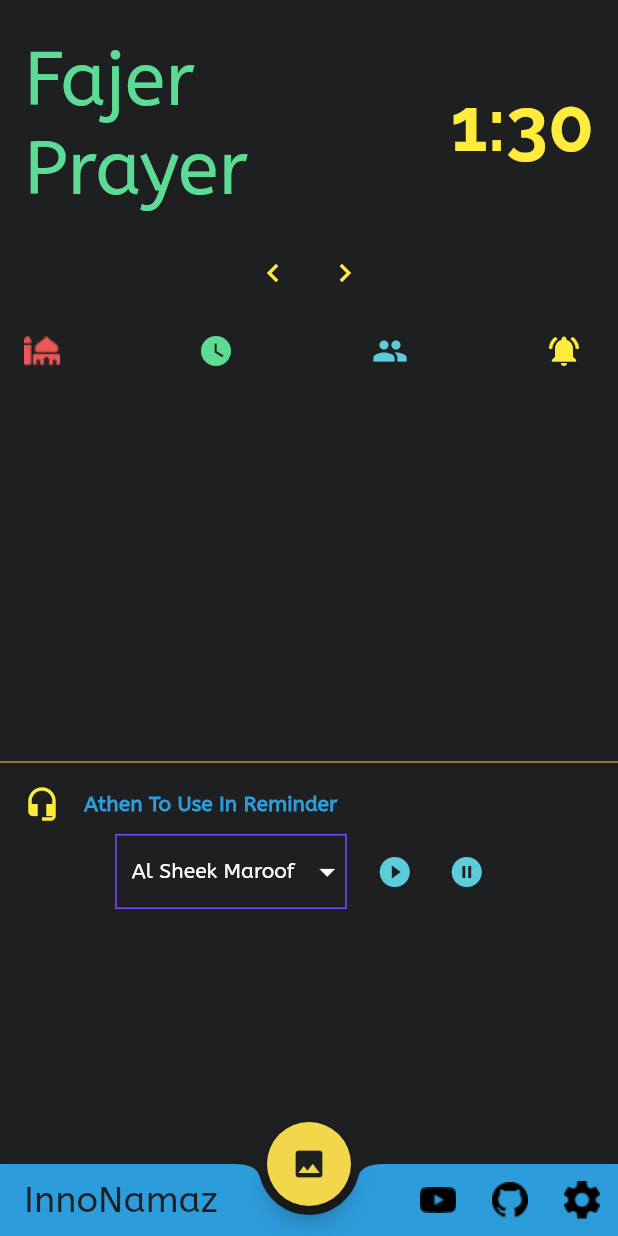
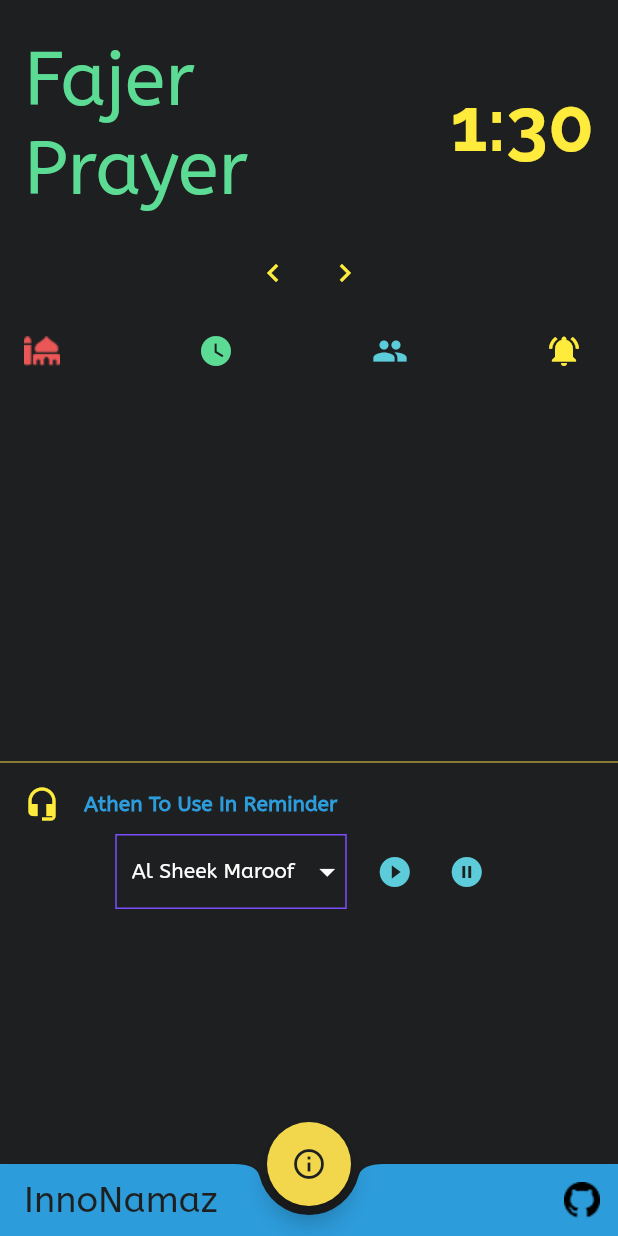
Before and after one commit to MoofiyTv-IT/InnoNamaz, a Flutter app: the screen it shows after launch, on a phone screen of 412 x 824 dp. Run offline on Flutter 3.47's test engine with Material 2 defaults, Android fonts, the phone set to English and light mode, and no system bars; our stand-ins replace assets_audio_player, flutter_local_notifications, mvc_pattern; missing offline and left inert: assets_audio_player_web, gsheets; key blocks and very long unbroken strings in the code were emptied for the run.

Commit message:
changing Bottom bar icons

```diff
--- a/lib/Design/Home.dart
+++ b/lib/Design/Home.dart
@@ -115,6 +115,7 @@ class _HomeState extends State<Home> {
                         Icons.keyboard_arrow_left,
                         color: darkYellow,
                       ),
+                      splashColor: yellow54,
                       onPressed: () {
                         DayController().getAll().then((result) {
                           setState(() {
@@ -141,6 +142,7 @@ class _HomeState extends State<Home> {
                         Icons.keyboard_arrow_right,
                         color: darkYellow,
                       ),
+                      splashColor: yellow54,
                       onPressed: () {
                         DayController().getAll().then((result) {
                           setState(() {
@@ -211,9 +213,10 @@ class _HomeState extends State<Home> {
       ),
       floatingActionButton: FloatingActionButton(
         backgroundColor: yellow,
+        splashColor: Colors.black54,
         onPressed: () {},
         child: Icon(
-          Icons.image,
+          Icons.info_outline,
           color: black,
         ),
       ),
@@ -246,15 +249,7 @@ class _HomeState extends State<Home> {
             Row(
               children: [
                 IconButton(
-                  icon: Image.asset(youtube_image),
-                  onPressed: () {},
-                ),
-                IconButton(
-                  icon: Image.asset(githube_image),
-                  onPressed: () {},
-                ),
-                IconButton(
-                  icon: Image.asset(setting_image),
+                  icon: Image.asset(githube_image,width: 24,height: 24,),
                   onPressed: () {},
                 )
               ],
--- a/lib/main.dart
+++ b/lib/main.dart
@@ -1,4 +1,5 @@
 import 'package:flutter/material.dart';
+import 'package:inno_namaz/resources/colors.dart';
 import 'package:mvc_pattern/mvc_pattern.dart';
 
 import 'Design/Home.dart';
@@ -8,11 +9,13 @@ void main() {
 }
 
 class MyApp extends AppMVC {
-
   // This widget is the root of your application.
   @override
   Widget build(BuildContext context) {
     return MaterialApp(
+      theme: ThemeData(
+        splashColor: yellow54,
+      ),
       title: "Inno Namaz",
       home: Home(),
     );
--- a/lib/resources/colors.dart
+++ b/lib/resources/colors.dart
@@ -5,5 +5,6 @@ Color black = new Color(0xff1E1F21),
       red = new Color(0xffEB5757),
       darkYellow = new Color(0xffFFEB3B),
       yellow = new Color(0xffF2D74C),
+      yellow54 = new Color(0x8AF2D74C),
       darkBlue = new Color(0xff2D9CDB),
       blue = new Color(0xff5CCCDB);
```
Also changed, not shown: pubspec.lock.
